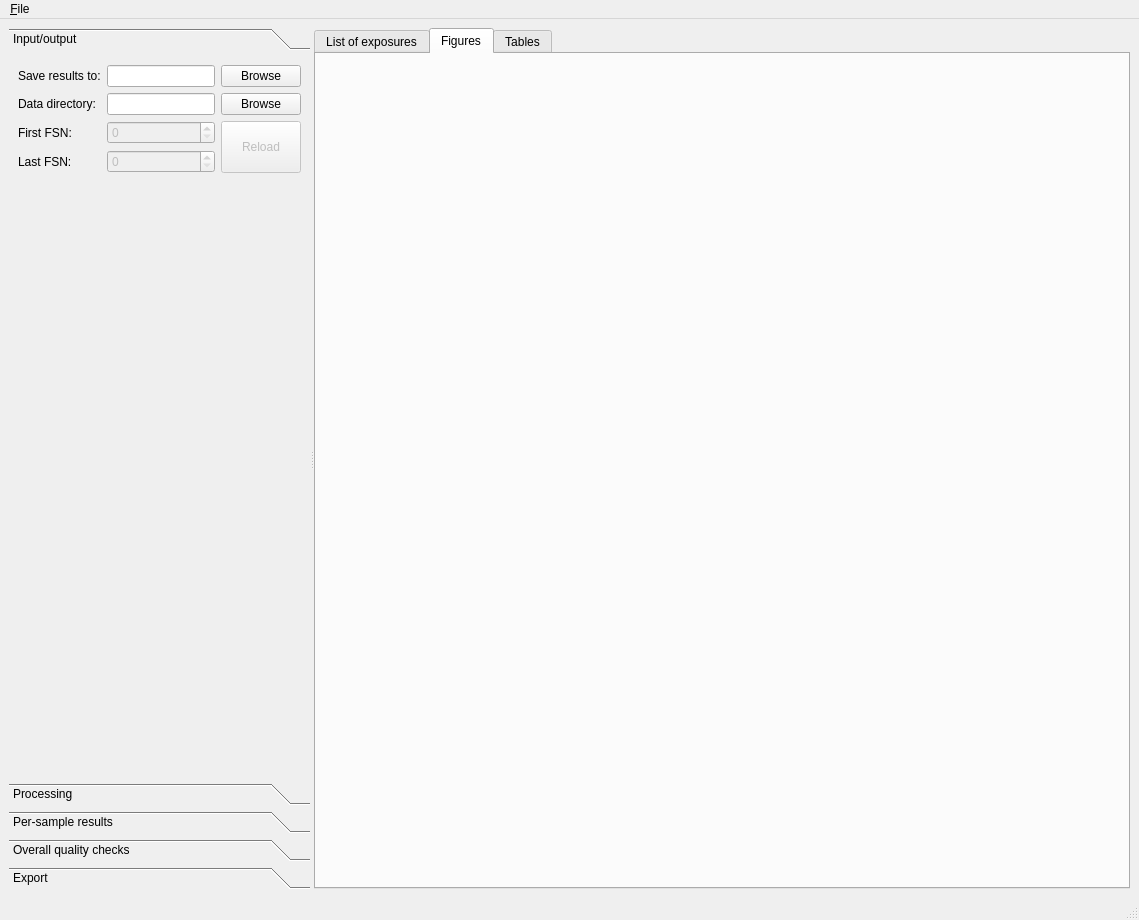
The window that cct/processing/mainwindow/mainwindow.ui (awacha/cct) describes before a commit, drawn with Qt 5.
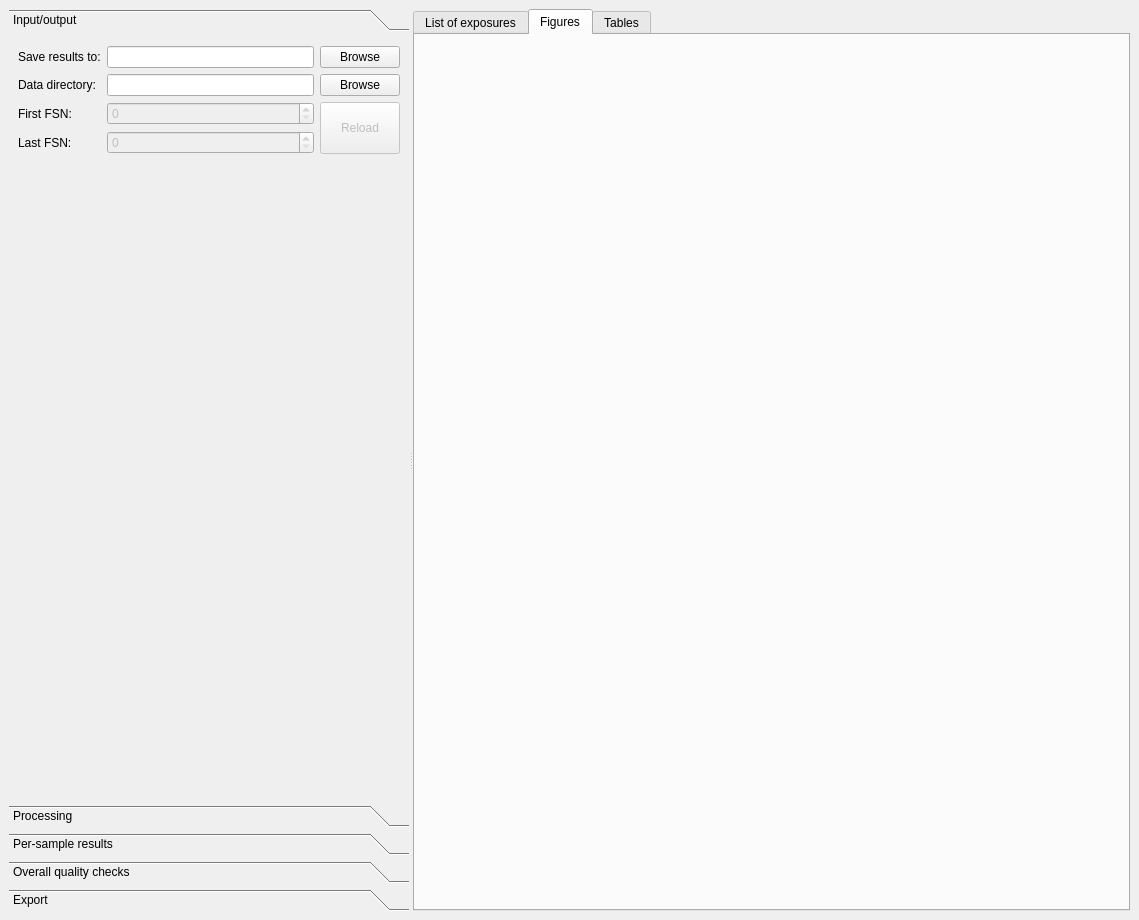
The same window after the commit. The open tabs and pages were chosen to show the change. Icons and pictures are not drawn.

```diff
--- a/cct/processing/mainwindow/mainwindow.ui
+++ b/cct/processing/mainwindow/mainwindow.ui
@@ -32,7 +32,7 @@
        </property>
        <property name="minimumSize">
         <size>
-         <width>200</width>
+         <width>400</width>
          <height>0</height>
         </size>
        </property>
@@ -44,16 +44,28 @@
          <rect>
           <x>0</x>
           <y>0</y>
-          <width>354</width>
-          <height>703</height>
+          <width>400</width>
+          <height>747</height>
          </rect>
         </property>
+        <property name="sizePolicy">
+         <sizepolicy hsizetype="Minimum" vsizetype="Preferred">
+          <horstretch>0</horstretch>
+          <verstretch>0</verstretch>
+         </sizepolicy>
+        </property>
         <attribute name="label">
          <string>Input/output</string>
         </attribute>
         <layout class="QGridLayout" name="gridLayout">
          <item row="3" column="0">
           <widget class="QLabel" name="label_3">
+           <property name="sizePolicy">
+            <sizepolicy hsizetype="Minimum" vsizetype="Preferred">
+             <horstretch>0</horstretch>
+             <verstretch>0</verstretch>
+            </sizepolicy>
+           </property>
            <property name="text">
             <string>Last FSN:</string>
            </property>
@@ -65,7 +77,7 @@
          <item row="2" column="0">
           <widget class="QLabel" name="label_2">
            <property name="sizePolicy">
-            <sizepolicy hsizetype="Preferred" vsizetype="Minimum">
+            <sizepolicy hsizetype="Minimum" vsizetype="Minimum">
              <horstretch>0</horstretch>
              <verstretch>0</verstretch>
             </sizepolicy>
@@ -80,6 +92,12 @@
          </item>
          <item row="1" column="0">
           <widget class="QLabel" name="label">
+           <property name="sizePolicy">
+            <sizepolicy hsizetype="Minimum" vsizetype="Preferred">
+             <horstretch>0</horstretch>
+             <verstretch>0</verstretch>
+            </sizepolicy>
+           </property>
            <property name="text">
             <string>Data directory:</string>
            </property>
@@ -94,8 +112,8 @@
             <bool>false</bool>
            </property>
            <property name="sizePolicy">
-            <sizepolicy hsizetype="MinimumExpanding" vsizetype="Minimum">
-             <horstretch>1</horstretch>
+            <sizepolicy hsizetype="MinimumExpanding" vsizetype="Fixed">
+             <horstretch>0</horstretch>
              <verstretch>0</verstretch>
             </sizepolicy>
            </property>
@@ -110,7 +128,7 @@
             <bool>false</bool>
            </property>
            <property name="sizePolicy">
-            <sizepolicy hsizetype="MinimumExpanding" vsizetype="Preferred">
+            <sizepolicy hsizetype="Minimum" vsizetype="Minimum">
              <horstretch>0</horstretch>
              <verstretch>0</verstretch>
             </sizepolicy>
@@ -127,7 +145,7 @@
          <item row="1" column="2">
           <widget class="QPushButton" name="browsePushButton">
            <property name="sizePolicy">
-            <sizepolicy hsizetype="Expanding" vsizetype="Fixed">
+            <sizepolicy hsizetype="Minimum" vsizetype="Fixed">
              <horstretch>0</horstretch>
              <verstretch>0</verstretch>
             </sizepolicy>
@@ -144,8 +162,8 @@
          <item row="1" column="1">
           <widget class="QLineEdit" name="rootDirLineEdit">
            <property name="sizePolicy">
-            <sizepolicy hsizetype="Expanding" vsizetype="Fixed">
-             <horstretch>1</horstretch>
+            <sizepolicy hsizetype="MinimumExpanding" vsizetype="Fixed">
+             <horstretch>0</horstretch>
              <verstretch>0</verstretch>
             </sizepolicy>
            </property>
@@ -161,7 +179,7 @@
            </property>
            <property name="sizePolicy">
             <sizepolicy hsizetype="MinimumExpanding" vsizetype="Fixed">
-             <horstretch>1</horstretch>
+             <horstretch>0</horstretch>
              <verstretch>0</verstretch>
             </sizepolicy>
            </property>
@@ -172,6 +190,12 @@
          </item>
          <item row="0" column="0">
           <widget class="QLabel" name="label_4">
+           <property name="sizePolicy">
+            <sizepolicy hsizetype="Minimum" vsizetype="Preferred">
+             <horstretch>0</horstretch>
+             <verstretch>0</verstretch>
+            </sizepolicy>
+           </property>
            <property name="text">
             <string>Save results to:</string>
            </property>
@@ -183,8 +207,8 @@
          <item row="0" column="1">
           <widget class="QLineEdit" name="saveHDFLineEdit">
            <property name="sizePolicy">
-            <sizepolicy hsizetype="Expanding" vsizetype="Fixed">
-             <horstretch>1</horstretch>
+            <sizepolicy hsizetype="MinimumExpanding" vsizetype="Fixed">
+             <horstretch>0</horstretch>
              <verstretch>0</verstretch>
             </sizepolicy>
            </property>
@@ -211,8 +235,8 @@
            </property>
            <property name="sizeHint" stdset="0">
             <size>
-             <width>20</width>
-             <height>40</height>
+             <width>0</width>
+             <height>0</height>
             </size>
            </property>
           </spacer>
@@ -811,7 +835,7 @@
       </widget>
       <widget class="QWidget" name="rightContainer" native="true">
        <property name="sizePolicy">
-        <sizepolicy hsizetype="Preferred" vsizetype="Preferred">
+        <sizepolicy hsizetype="Expanding" vsizetype="Preferred">
          <horstretch>1</horstretch>
          <verstretch>0</verstretch>
         </sizepolicy>
@@ -819,6 +843,12 @@
        <layout class="QVBoxLayout" name="verticalLayout_4">
         <item>
          <widget class="QTabWidget" name="tabWidget">
+          <property name="sizePolicy">
+           <sizepolicy hsizetype="Expanding" vsizetype="Expanding">
+            <horstretch>0</horstretch>
+            <verstretch>0</verstretch>
+           </sizepolicy>
+          </property>
           <property name="currentIndex">
            <number>0</number>
           </property>
@@ -879,6 +909,12 @@
            </layout>
           </widget>
           <widget class="QWidget" name="figureContainerWidget">
+           <property name="sizePolicy">
+            <sizepolicy hsizetype="Expanding" vsizetype="Preferred">
+             <horstretch>0</horstretch>
+             <verstretch>0</verstretch>
+            </sizepolicy>
+           </property>
            <attribute name="title">
             <string>Figures</string>
            </attribute>
@@ -929,23 +965,6 @@
     </item>
    </layout>
   </widget>
-  <widget class="QMenuBar" name="menubar">
-   <property name="geometry">
-    <rect>
-     <x>0</x>
-     <y>0</y>
-     <width>1139</width>
-     <height>22</height>
-    </rect>
-   </property>
-   <widget class="QMenu" name="menu_File">
-    <property name="title">
-     <string>&amp;File</string>
-    </property>
-   </widget>
-   <addaction name="menu_File"/>
-  </widget>
-  <widget class="QStatusBar" name="statusbar"/>
  </widget>
  <tabstops>
   <tabstop>tabWidget</tabstop>
```
Left out of the diff: 79 changed lines with no effect on the pictures.
